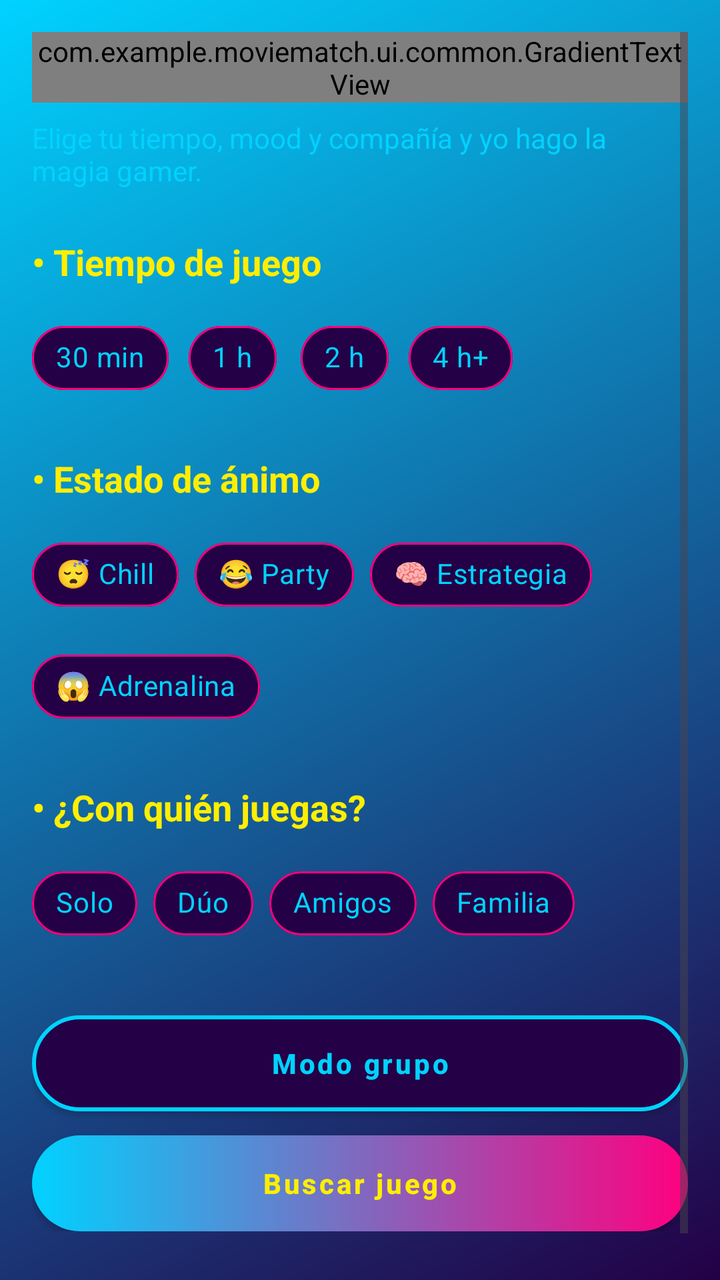
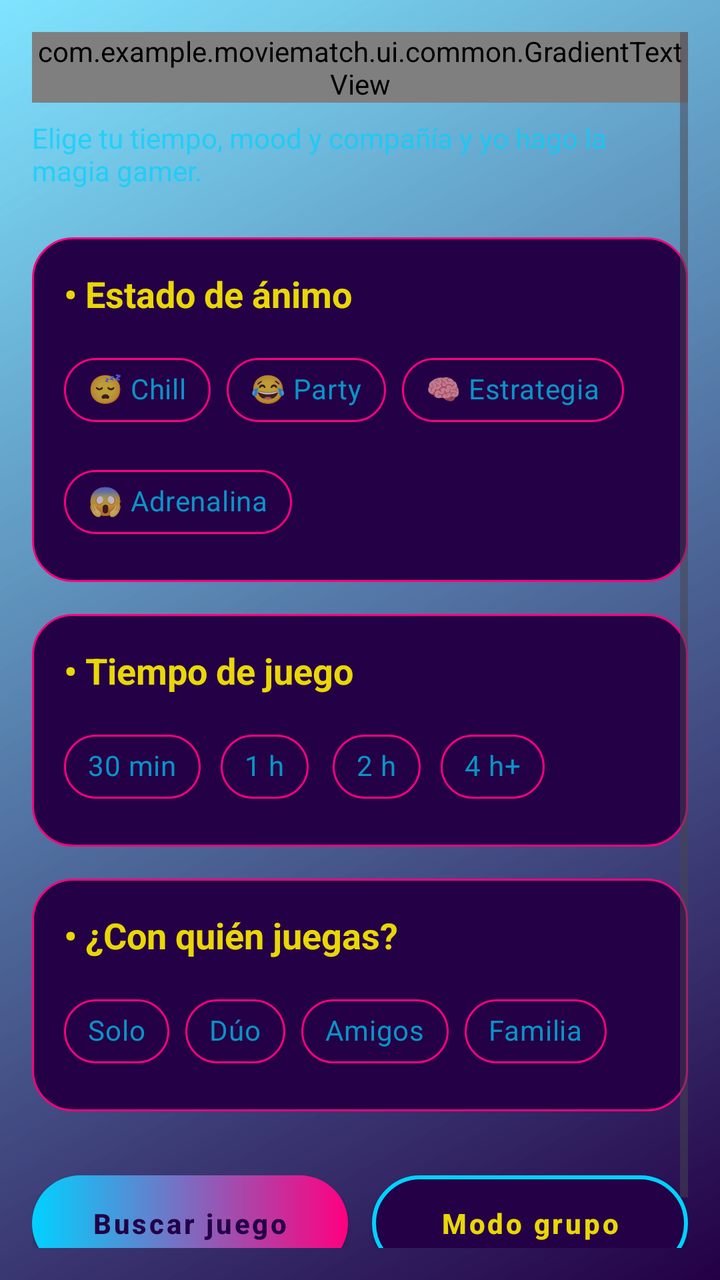

Screens rendered from an Android XML layout before and after an edit, with the pre-edit source and the edit as a unified diff.
<!-- AndroidManifest.xml: application theme Theme.MovieMatch -->
<!-- res/layout/fragment_home.xml -->
<?xml version="1.0" encoding="utf-8"?>
<ScrollView xmlns:android="http://schemas.android.com/apk/res/android"
    xmlns:app="http://schemas.android.com/apk/res-auto"
    xmlns:tools="http://schemas.android.com/tools"
    android:id="@+id/scrollHome"
    android:layout_width="match_parent"
    android:layout_height="match_parent"
    android:background="@drawable/bg_app_gradient"
    android:fillViewport="true"
    android:padding="16dp"
    tools:context=".ui.inicio.InicioFragment">

    <LinearLayout
        android:layout_width="match_parent"
        android:layout_height="wrap_content"
        android:orientation="vertical"
        android:paddingBottom="32dp">

        <com.example.moviematch.ui.common.GradientTextView
            android:id="@+id/txtHomeTitle"
            android:layout_width="wrap_content"
            android:layout_height="wrap_content"
            android:fontFamily="sans-serif"
            android:text="@string/home_title"
            android:textColor="@color/text_primary"
            android:textSize="28sp"
            android:textStyle="bold"
            android:layout_marginBottom="8dp" />

        <TextView
            android:id="@+id/txtHomeSubtitle"
            android:layout_width="wrap_content"
            android:layout_height="wrap_content"
            android:fontFamily="sans-serif"
            android:text="@string/home_subtitle"
            android:textColor="@color/text_secondary"
            android:textSize="14sp"
            android:layout_marginBottom="24dp" />

        <TextView
            android:layout_width="wrap_content"
            android:layout_height="wrap_content"
            android:fontFamily="sans-serif"
            android:text="@string/home_time_label"
            android:textColor="@color/text_primary"
            android:textSize="18sp"
            android:textStyle="bold"
            android:layout_marginBottom="12dp" />

        <com.google.android.material.chip.ChipGroup
            android:id="@+id/chipGroupTime"
            android:layout_width="match_parent"
            android:layout_height="wrap_content"
            android:gravity="center_horizontal"
            app:chipSpacing="8dp"
            app:singleSelection="true">

            <com.google.android.material.chip.Chip
                android:id="@+id/chipTime30"
                style="@style/AppChip.Dark"
                android:layout_width="wrap_content"
                android:layout_height="wrap_content"
                android:text="@string/home_time_30" />

            <com.google.android.material.chip.Chip
                android:id="@+id/chipTime60"
                style="@style/AppChip.Dark"
                android:layout_width="wrap_content"
                android:layout_height="wrap_content"
                android:text="@string/home_time_60" />

            <com.google.android.material.chip.Chip
                android:id="@+id/chipTime90"
                style="@style/AppChip.Dark"
                android:layout_width="wrap_content"
                android:layout_height="wrap_content"
                android:text="@string/home_time_90" />

            <com.google.android.material.chip.Chip
                android:id="@+id/chipTime120"
                style="@style/AppChip.Dark"
                android:layout_width="wrap_content"
                android:layout_height="wrap_content"
                android:text="@string/home_time_120" />

        </com.google.android.material.chip.ChipGroup>

        <TextView
            android:layout_width="wrap_content"
            android:layout_height="wrap_content"
            android:fontFamily="sans-serif"
            android:text="@string/home_mood_label"
            android:textColor="@color/text_primary"
            android:textSize="18sp"
            android:textStyle="bold"
            android:layout_marginTop="24dp"
            android:layout_marginBottom="12dp" />

        <com.google.android.material.chip.ChipGroup
            android:id="@+id/chipGroupMood"
            android:layout_width="match_parent"
            android:layout_height="wrap_content"
            android:gravity="center_horizontal"
            app:chipSpacing="8dp"
            app:singleSelection="true">

            <com.google.android.material.chip.Chip
                android:id="@+id/chipMoodRelax"
                style="@style/AppChip.Dark"
                android:layout_width="wrap_content"
                android:layout_height="wrap_content"
                android:text="@string/home_mood_relax" />

            <com.google.android.material.chip.Chip
                android:id="@+id/chipMoodRisa"
                style="@style/AppChip.Dark"
                android:layout_width="wrap_content"
                android:layout_height="wrap_content"
                android:text="@string/home_mood_laugh" />

            <com.google.android.material.chip.Chip
                android:id="@+id/chipMoodPensar"
                style="@style/AppChip.Dark"
                android:layout_width="wrap_content"
                android:layout_height="wrap_content"
                android:text="@string/home_mood_think" />

            <com.google.android.material.chip.Chip
                android:id="@+id/chipMoodSusto"
                style="@style/AppChip.Dark"
                android:layout_width="wrap_content"
                android:layout_height="wrap_content"
                android:text="@string/home_mood_scare" />

        </com.google.android.material.chip.ChipGroup>

        <TextView
            android:layout_width="wrap_content"
            android:layout_height="wrap_content"
            android:fontFamily="sans-serif"
            android:text="@string/home_company_label"
            android:textColor="@color/text_primary"
            android:textSize="18sp"
            android:textStyle="bold"
            android:layout_marginTop="24dp"
            android:layout_marginBottom="12dp" />

        <com.google.android.material.chip.ChipGroup
            android:id="@+id/chipGroupCompany"
            android:layout_width="match_parent"
            android:layout_height="wrap_content"
            android:gravity="center_horizontal"
            app:chipSpacing="8dp"
            app:singleSelection="true">

            <com.google.android.material.chip.Chip
                android:id="@+id/chipSolo"
                style="@style/AppChip.Dark"
                android:layout_width="wrap_content"
                android:layout_height="wrap_content"
                android:text="@string/home_company_solo" />

            <com.google.android.material.chip.Chip
                android:id="@+id/chipPareja"
                style="@style/AppChip.Dark"
                android:layout_width="wrap_content"
                android:layout_height="wrap_content"
                android:text="@string/home_company_couple" />

            <com.google.android.material.chip.Chip
                android:id="@+id/chipAmigos"
                style="@style/AppChip.Dark"
                android:layout_width="wrap_content"
                android:layout_height="wrap_content"
                android:text="@string/home_company_friends" />

            <com.google.android.material.chip.Chip
                android:id="@+id/chipFamilia"
                style="@style/AppChip.Dark"
                android:layout_width="wrap_content"
                android:layout_height="wrap_content"
                android:text="@string/home_company_family" />

        </com.google.android.material.chip.ChipGroup>

        <com.google.android.material.button.MaterialButton
            android:id="@+id/btnModoGrupo"
            style="@style/AppButton.Outline"
            android:layout_width="match_parent"
            android:layout_height="wrap_content"
            android:layout_marginTop="32dp"
            android:text="@string/home_group_mode_button"
            android:textAllCaps="false"
            android:textStyle="bold" />

        <com.google.android.material.button.MaterialButton
            android:id="@+id/btnBuscarPelicula"
            style="@style/AppButton.Primary"
            android:layout_width="match_parent"
            android:layout_height="wrap_content"
            android:layout_marginTop="12dp"
            android:text="@string/home_search_button"
            android:textAllCaps="false"
            android:textStyle="bold" />

    </LinearLayout>

</ScrollView>
<!-- resources referenced by this layout -->
<resources>
  <color name="text_primary">#FFEE00</color>
  <color name="text_secondary">#00D2FF</color>
  <!-- drawable bg_app_gradient (drawable) -->
  <shape xmlns:android="http://schemas.android.com/apk/res/android"
      android:shape="rectangle">
      <gradient
          android:type="linear"
          android:startColor="@color/bg_main_start"
          android:endColor="@color/bg_main_end"
          android:angle="135" />
  </shape>
  <string name="home_company_couple">Dúo</string>
  <string name="home_company_family">Familia</string>
  <string name="home_company_friends">Amigos</string>
  <string name="home_company_label">• ¿Con quién juegas?</string>
  <string name="home_company_solo">Solo</string>
  <string name="home_group_mode_button">Modo grupo</string>
  <string name="home_mood_label">• Estado de ánimo</string>
  <string name="home_mood_laugh">😂 Party</string>
  <string name="home_mood_relax">😴 Chill</string>
  <string name="home_mood_scare">😱 Adrenalina</string>
  <string name="home_mood_think">🧠 Estrategia</string>
  <string name="home_search_button">Buscar juego</string>
  <string name="home_subtitle">Elige tu tiempo, mood y compañía y yo hago la magia gamer.</string>
  <string name="home_time_120">4 h+</string>
  <string name="home_time_30">30 min</string>
  <string name="home_time_60">1 h</string>
  <string name="home_time_90">2 h</string>
  <string name="home_time_label">• Tiempo de juego</string>
  <string name="home_title">¿Qué jugamos hoy?</string>
  <style name="AppButton.Outline" parent="Widget.MaterialComponents.Button">
          <item name="android:background">@drawable/bg_button_outline</item>
          <item name="backgroundTint">@null</item>
          <item name="android:textColor">@color/accent_cyan</item>
          <item name="android:insetLeft">0dp</item>
          <item name="android:insetRight">0dp</item>
          <item name="android:insetTop">0dp</item>
          <item name="android:insetBottom">0dp</item>
          
      </style>
  <style name="AppButton.Primary" parent="Widget.MaterialComponents.Button">
          <item name="android:background">@drawable/bg_button_primary_gradient</item>
          <item name="backgroundTint">@null</item>
          <item name="android:textColor">@color/text_primary</item>
          <item name="android:insetLeft">0dp</item>
          <item name="android:insetRight">0dp</item>
          <item name="android:insetTop">0dp</item>
          <item name="android:insetBottom">0dp</item>
          
      </style>
  <style name="Theme.MovieMatch" parent="Base.Theme.MovieMatch" />
  <color name="bg_main_start">#240046</color>
  <color name="bg_main_end">#00D2FF</color>
  <!-- drawable bg_button_outline (drawable) -->
  <shape xmlns:android="http://schemas.android.com/apk/res/android"
      android:shape="rectangle">
      <solid android:color="@color/button_outline_bg" />
      <stroke
          android:width="2dp"
          android:color="@color/accent_cyan" />
      <corners android:radius="24dp" />
  </shape>
  <color name="accent_cyan">#00D2FF</color>
  <color name="chip_bg">#240046</color>
  <color name="chip_border">#FF007F</color>
  <style name="Base.Theme.MovieMatch" parent="Theme.Material3.DayNight.NoActionBar">
          
          
      </style>
  <color name="button_outline_bg">#240046</color>
  <color name="accent_purple">#FF007F</color>
  <!-- unchanged entries left out for length: 2 -->
</resources>

<!-- the commit's change to res/layout/fragment_home.xml (unified diff, before → after) -->
@@ -37,171 +37,209 @@
             android:textSize="14sp"
             android:layout_marginBottom="24dp" />
 
-        <TextView
-            android:layout_width="wrap_content"
-            android:layout_height="wrap_content"
-            android:fontFamily="sans-serif"
-            android:text="@string/home_time_label"
-            android:textColor="@color/text_primary"
-            android:textSize="18sp"
-            android:textStyle="bold"
-            android:layout_marginBottom="12dp" />
-
-        <com.google.android.material.chip.ChipGroup
-            android:id="@+id/chipGroupTime"
-            android:layout_width="match_parent"
-            android:layout_height="wrap_content"
-            android:gravity="center_horizontal"
-            app:chipSpacing="8dp"
-            app:singleSelection="true">
-
-            <com.google.android.material.chip.Chip
-                android:id="@+id/chipTime30"
-                style="@style/AppChip.Dark"
+        <LinearLayout
+            android:layout_width="match_parent"
+            android:layout_height="wrap_content"
+            android:background="@drawable/bg_section_card"
+            android:orientation="vertical"
+            android:padding="16dp"
+            android:layout_marginBottom="16dp">
+
+            <TextView
                 android:layout_width="wrap_content"
                 android:layout_height="wrap_content"
-                android:text="@string/home_time_30" />
-
-            <com.google.android.material.chip.Chip
-                android:id="@+id/chipTime60"
-                style="@style/AppChip.Dark"
+                android:fontFamily="sans-serif"
+                android:text="@string/home_mood_label"
+                android:textColor="@color/text_primary"
+                android:textSize="18sp"
+                android:textStyle="bold"
+                android:layout_marginBottom="12dp" />
+
+            <com.google.android.material.chip.ChipGroup
+                android:id="@+id/chipGroupMood"
+                android:layout_width="match_parent"
+                android:layout_height="wrap_content"
+                android:gravity="center_horizontal"
+                app:chipSpacing="8dp"
+                app:singleSelection="true">
+
+                <com.google.android.material.chip.Chip
+                    android:id="@+id/chipMoodRelax"
+                    style="@style/AppChip.Dark"
+                    android:layout_width="wrap_content"
+                    android:layout_height="wrap_content"
+                    android:text="@string/home_mood_relax" />
+
+                <com.google.android.material.chip.Chip
+                    android:id="@+id/chipMoodRisa"
+                    style="@style/AppChip.Dark"
+                    android:layout_width="wrap_content"
+                    android:layout_height="wrap_content"
+                    android:text="@string/home_mood_laugh" />
+
+                <com.google.android.material.chip.Chip
+                    android:id="@+id/chipMoodPensar"
+                    style="@style/AppChip.Dark"
+                    android:layout_width="wrap_content"
+                    android:layout_height="wrap_content"
+                    android:text="@string/home_mood_think" />
+
+                <com.google.android.material.chip.Chip
+                    android:id="@+id/chipMoodSusto"
+                    style="@style/AppChip.Dark"
+                    android:layout_width="wrap_content"
+                    android:layout_height="wrap_content"
+                    android:text="@string/home_mood_scare" />
+
+            </com.google.android.material.chip.ChipGroup>
+
+        </LinearLayout>
+
+        <LinearLayout
+            android:layout_width="match_parent"
+            android:layout_height="wrap_content"
+            android:background="@drawable/bg_section_card"
+            android:orientation="vertical"
+            android:padding="16dp"
+            android:layout_marginBottom="16dp">
+
+            <TextView
                 android:layout_width="wrap_content"
                 android:layout_height="wrap_content"
-                android:text="@string/home_time_60" />
-
-            <com.google.android.material.chip.Chip
-                android:id="@+id/chipTime90"
-                style="@style/AppChip.Dark"
+                android:fontFamily="sans-serif"
+                android:text="@string/home_time_label"
+                android:textColor="@color/text_primary"
+                android:textSize="18sp"
+                android:textStyle="bold"
+                android:layout_marginBottom="12dp" />
+
+            <com.google.android.material.chip.ChipGroup
+                android:id="@+id/chipGroupTime"
+                android:layout_width="match_parent"
+                android:layout_height="wrap_content"
+                android:gravity="center_horizontal"
+                app:chipSpacing="8dp"
+                app:singleSelection="true">
+
+                <com.google.android.material.chip.Chip
+                    android:id="@+id/chipTime30"
+                    style="@style/AppChip.Dark"
+                    android:layout_width="wrap_content"
+                    android:layout_height="wrap_content"
+                    android:text="@string/home_time_30" />
+
+                <com.google.android.material.chip.Chip
+                    android:id="@+id/chipTime60"
+                    style="@style/AppChip.Dark"
+                    android:layout_width="wrap_content"
+                    android:layout_height="wrap_content"
+                    android:text="@string/home_time_60" />
+
+                <com.google.android.material.chip.Chip
+                    android:id="@+id/chipTime90"
+                    style="@style/AppChip.Dark"
+                    android:layout_width="wrap_content"
+                    android:layout_height="wrap_content"
+                    android:text="@string/home_time_90" />
+
+                <com.google.android.material.chip.Chip
+                    android:id="@+id/chipTime120"
+                    style="@style/AppChip.Dark"
+                    android:layout_width="wrap_content"
+                    android:layout_height="wrap_content"
+                    android:text="@string/home_time_120" />
+
+            </com.google.android.material.chip.ChipGroup>
+
+        </LinearLayout>
+
+        <LinearLayout
+            android:layout_width="match_parent"
+            android:layout_height="wrap_content"
+            android:background="@drawable/bg_section_card"
+            android:orientation="vertical"
+            android:padding="16dp"
+            android:layout_marginBottom="24dp">
+
+            <TextView
                 android:layout_width="wrap_content"
                 android:layout_height="wrap_content"
-                android:text="@string/home_time_90" />
-
-            <com.google.android.material.chip.Chip
-                android:id="@+id/chipTime120"
-                style="@style/AppChip.Dark"
-                android:layout_width="wrap_content"
-                android:layout_height="wrap_content"
-                android:text="@string/home_time_120" />
-
-        </com.google.android.material.chip.ChipGroup>
-
-        <TextView
-            android:layout_width="wrap_content"
-            android:layout_height="wrap_content"
-            android:fontFamily="sans-serif"
-            android:text="@string/home_mood_label"
-            android:textColor="@color/text_primary"
-            android:textSize="18sp"
-            android:textStyle="bold"
-            android:layout_marginTop="24dp"
-            android:layout_marginBottom="12dp" />
-
-        <com.google.android.material.chip.ChipGroup
-            android:id="@+id/chipGroupMood"
-            android:layout_width="match_parent"
-            android:layout_height="wrap_content"
-            android:gravity="center_horizontal"
-            app:chipSpacing="8dp"
-            app:singleSelection="true">
-
-            <com.google.android.material.chip.Chip
-                android:id="@+id/chipMoodRelax"
-                style="@style/AppChip.Dark"
-                android:layout_width="wrap_content"
-                android:layout_height="wrap_content"
-                android:text="@string/home_mood_relax" />
-
-            <com.google.android.material.chip.Chip
-                android:id="@+id/chipMoodRisa"
-                style="@style/AppChip.Dark"
-                android:layout_width="wrap_content"
-                android:layout_height="wrap_content"
-                android:text="@string/home_mood_laugh" />
-
-            <com.google.android.material.chip.Chip
-                android:id="@+id/chipMoodPensar"
-                style="@style/AppChip.Dark"
-                android:layout_width="wrap_content"
-                android:layout_height="wrap_content"
-                android:text="@string/home_mood_think" />
-
-            <com.google.android.material.chip.Chip
-                android:id="@+id/chipMoodSusto"
-                style="@style/AppChip.Dark"
-                android:layout_width="wrap_content"
-                android:layout_height="wrap_content"
-                android:text="@string/home_mood_scare" />
-
-        </com.google.android.material.chip.ChipGroup>
-
-        <TextView
-            android:layout_width="wrap_content"
-            android:layout_height="wrap_content"
-            android:fontFamily="sans-serif"
-            android:text="@string/home_company_label"
-            android:textColor="@color/text_primary"
-            android:textSize="18sp"
-            android:textStyle="bold"
-            android:layout_marginTop="24dp"
-            android:layout_marginBottom="12dp" />
-
-        <com.google.android.material.chip.ChipGroup
-            android:id="@+id/chipGroupCompany"
-            android:layout_width="match_parent"
-            android:layout_height="wrap_content"
-            android:gravity="center_horizontal"
-            app:chipSpacing="8dp"
-            app:singleSelection="true">
-
-            <com.google.android.material.chip.Chip
-                android:id="@+id/chipSolo"
-                style="@style/AppChip.Dark"
-                android:layout_width="wrap_content"
-                android:layout_height="wrap_content"
-                android:text="@string/home_company_solo" />
-
-            <com.google.android.material.chip.Chip
-                android:id="@+id/chipPareja"
-                style="@style/AppChip.Dark"
-                android:layout_width="wrap_content"
-                android:layout_height="wrap_content"
-                android:text="@string/home_company_couple" />
-
-            <com.google.android.material.chip.Chip
-                android:id="@+id/chipAmigos"
-                style="@style/AppChip.Dark"
-                android:layout_width="wrap_content"
-                android:layout_height="wrap_content"
-                android:text="@string/home_company_friends" />
-
-            <com.google.android.material.chip.Chip
-                android:id="@+id/chipFamilia"
-                style="@style/AppChip.Dark"
-                android:layout_width="wrap_content"
-                android:layout_height="wrap_content"
-                android:text="@string/home_company_family" />
-
-        </com.google.android.material.chip.ChipGroup>
-
-        <com.google.android.material.button.MaterialButton
-            android:id="@+id/btnModoGrupo"
-            style="@style/AppButton.Outline"
-            android:layout_width="match_parent"
-            android:layout_height="wrap_content"
-            android:layout_marginTop="32dp"
-            android:text="@string/home_group_mode_button"
-            android:textAllCaps="false"
-            android:textStyle="bold" />
-
-        <com.google.android.material.button.MaterialButton
-            android:id="@+id/btnBuscarPelicula"
-            style="@style/AppButton.Primary"
-            android:layout_width="match_parent"
-            android:layout_height="wrap_content"
-            android:layout_marginTop="12dp"
-            android:text="@string/home_search_button"
-            android:textAllCaps="false"
-            android:textStyle="bold" />
+                android:fontFamily="sans-serif"
+                android:text="@string/home_company_label"
+                android:textColor="@color/text_primary"
+                android:textSize="18sp"
+                android:textStyle="bold"
+                android:layout_marginBottom="12dp" />
+
+            <com.google.android.material.chip.ChipGroup
+                android:id="@+id/chipGroupCompany"
+                android:layout_width="match_parent"
+                android:layout_height="wrap_content"
+                android:gravity="center_horizontal"
+                app:chipSpacing="8dp"
+                app:singleSelection="true">
+
+                <com.google.android.material.chip.Chip
+                    android:id="@+id/chipSolo"
+                    style="@style/AppChip.Dark"
+                    android:layout_width="wrap_content"
+                    android:layout_height="wrap_content"
+                    android:text="@string/home_company_solo" />
+
+                <com.google.android.material.chip.Chip
+                    android:id="@+id/chipPareja"
+                    style="@style/AppChip.Dark"
+                    android:layout_width="wrap_content"
+                    android:layout_height="wrap_content"
+                    android:text="@string/home_company_couple" />
+
+                <com.google.android.material.chip.Chip
+                    android:id="@+id/chipAmigos"
+                    style="@style/AppChip.Dark"
+                    android:layout_width="wrap_content"
+                    android:layout_height="wrap_content"
+                    android:text="@string/home_company_friends" />
+
+                <com.google.android.material.chip.Chip
+                    android:id="@+id/chipFamilia"
+                    style="@style/AppChip.Dark"
+                    android:layout_width="wrap_content"
+                    android:layout_height="wrap_content"
+                    android:text="@string/home_company_family" />
+
+            </com.google.android.material.chip.ChipGroup>
+
+        </LinearLayout>
+
+        <LinearLayout
+            android:layout_width="match_parent"
+            android:layout_height="wrap_content"
+            android:orientation="horizontal"
+            android:weightSum="2"
+            android:layout_marginTop="8dp">
+
+            <com.google.android.material.button.MaterialButton
+                android:id="@+id/btnBuscarPelicula"
+                style="@style/AppButton.Primary"
+                android:layout_width="0dp"
+                android:layout_height="wrap_content"
+                android:layout_weight="1"
+                android:text="@string/home_search_button"
+                android:textAllCaps="false"
+                android:textStyle="bold" />
+
+            <com.google.android.material.button.MaterialButton
+                android:id="@+id/btnModoGrupo"
+                style="@style/AppButton.Outline"
+                android:layout_width="0dp"
+                android:layout_height="wrap_content"
+                android:layout_weight="1"
+                android:layout_marginStart="12dp"
+                android:text="@string/home_group_mode_button"
+                android:textAllCaps="false"
+                android:textStyle="bold" />
+
+        </LinearLayout>
 
     </LinearLayout>
 
<!-- resource entries referenced after the edit -->
@@ -1,7 +1,7 @@
 <!-- resources referenced by this layout -->
 <resources>
-  <color name="text_primary">#FFEE00</color>
-  <color name="text_secondary">#00D2FF</color>
+  <color name="text_primary">#E6FFEE00</color>
+  <color name="text_secondary">#B300D2FF</color>
   <!-- drawable bg_app_gradient (drawable) -->
   <shape xmlns:android="http://schemas.android.com/apk/res/android"
       android:shape="rectangle">
@@ -10,6 +10,15 @@
           android:startColor="@color/bg_main_start"
           android:endColor="@color/bg_main_end"
           android:angle="135" />
+  </shape>
+  <!-- drawable bg_section_card (drawable) -->
+  <shape xmlns:android="http://schemas.android.com/apk/res/android"
+      android:shape="rectangle">
+      <solid android:color="@color/bg_main_start" />
+      <stroke
+          android:width="1dp"
+          android:color="@color/chip_border" />
+      <corners android:radius="20dp" />
   </shape>
   <string name="home_company_couple">Dúo</string>
   <string name="home_company_family">Familia</string>
@@ -33,7 +42,7 @@
   <style name="AppButton.Outline" parent="Widget.MaterialComponents.Button">
           <item name="android:background">@drawable/bg_button_outline</item>
           <item name="backgroundTint">@null</item>
-          <item name="android:textColor">@color/accent_cyan</item>
+          <item name="android:textColor">@color/text_primary</item>
           <item name="android:insetLeft">0dp</item>
           <item name="android:insetRight">0dp</item>
           <item name="android:insetTop">0dp</item>
@@ -43,7 +52,7 @@
   <style name="AppButton.Primary" parent="Widget.MaterialComponents.Button">
           <item name="android:background">@drawable/bg_button_primary_gradient</item>
           <item name="backgroundTint">@null</item>
-          <item name="android:textColor">@color/text_primary</item>
+          <item name="android:textColor">@color/text_on_accent</item>
           <item name="android:insetLeft">0dp</item>
           <item name="android:insetRight">0dp</item>
           <item name="android:insetTop">0dp</item>
@@ -52,7 +61,7 @@
       </style>
   <style name="Theme.MovieMatch" parent="Base.Theme.MovieMatch" />
   <color name="bg_main_start">#240046</color>
-  <color name="bg_main_end">#00D2FF</color>
+  <color name="bg_main_end">#8000D2FF</color>
   <!-- drawable bg_button_outline (drawable) -->
   <shape xmlns:android="http://schemas.android.com/apk/res/android"
       android:shape="rectangle">
@@ -62,6 +71,7 @@
           android:color="@color/accent_cyan" />
       <corners android:radius="24dp" />
   </shape>
+  <color name="text_on_accent">#240046</color>
   <color name="accent_cyan">#00D2FF</color>
   <color name="chip_bg">#240046</color>
   <color name="chip_border">#FF007F</color>
